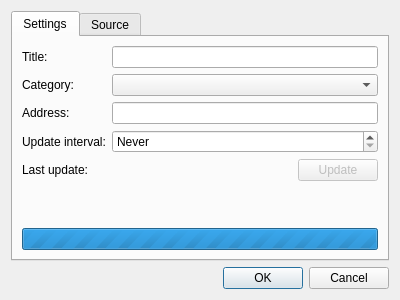
Qt form src/ui/ContentBlockingProfileDialog.ui (OtterBrowser/otter-browser) before a commit.
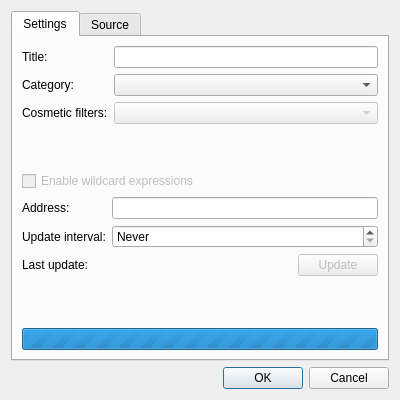
The same form after that commit. Custom widgets are drawn as their Qt base class.

Commit message: Initial work on per profile settings for cosmetic filters and wildcards

```diff
--- a/src/ui/ContentBlockingProfileDialog.ui
+++ b/src/ui/ContentBlockingProfileDialog.ui
@@ -7,7 +7,7 @@
     <x>0</x>
     <y>0</y>
     <width>400</width>
-    <height>300</height>
+    <height>400</height>
    </rect>
   </property>
   <property name="windowTitle">
@@ -60,6 +60,37 @@
           </widget>
          </item>
          <item row="2" column="0">
+          <widget class="QLabel" name="cosmeticFiltersLabel">
+           <property name="text">
+            <string>Cosmetic filters:</string>
+           </property>
+           <property name="buddy">
+            <cstring>cosmeticFiltersComboBox</cstring>
+           </property>
+          </widget>
+         </item>
+         <item row="2" column="1">
+          <widget class="QComboBox" name="cosmeticFiltersComboBox">
+           <property name="enabled">
+            <bool>false</bool>
+           </property>
+          </widget>
+         </item>
+        </layout>
+       </item>
+       <item>
+        <widget class="QCheckBox" name="enableWildcardsCheckBox">
+         <property name="enabled">
+          <bool>false</bool>
+         </property>
+         <property name="text">
+          <string>Enable wildcard expressions</string>
+         </property>
+        </widget>
+       </item>
+       <item>
+        <layout class="QFormLayout" name="settingsBottomLayout">
+         <item row="0" column="0">
           <widget class="QLabel" name="updateUrlLabel">
            <property name="text">
             <string>Address:</string>
@@ -69,10 +100,10 @@
            </property>
           </widget>
          </item>
-         <item row="2" column="1">
+         <item row="0" column="1">
           <widget class="QLineEdit" name="updateUrLineEdit"/>
          </item>
-         <item row="3" column="0">
+         <item row="1" column="0">
           <widget class="QLabel" name="updateIntervalLabel">
            <property name="text">
             <string>Update interval:</string>
@@ -82,7 +113,7 @@
            </property>
           </widget>
          </item>
-         <item row="3" column="1">
+         <item row="1" column="1">
           <widget class="QSpinBox" name="updateIntervalSpinBox">
            <property name="specialValueText">
             <string>Never</string>
@@ -95,7 +126,7 @@
            </property>
           </widget>
          </item>
-         <item row="4" column="0">
+         <item row="2" column="0">
           <widget class="QLabel" name="lastUpdateLabel">
            <property name="text">
             <string>Last update:</string>
@@ -105,7 +136,7 @@
            </property>
           </widget>
          </item>
-         <item row="4" column="1">
+         <item row="2" column="1">
           <layout class="QHBoxLayout" name="updateLayout" stretch="1,0">
            <item>
             <widget class="Otter::TextLabelWidget" name="lastUpdateTextLabel" native="true"/>
```
Left out of the diff: 2 changed lines with no effect on the pictures. The commit also changes 1 other file.
